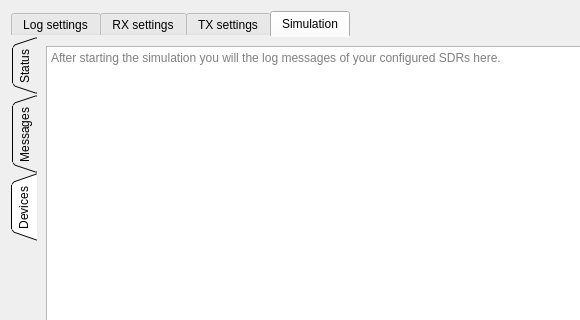
The window that data/ui/simulator_dialog.ui (jopohl/urh) describes before a commit, drawn with Qt 5; both pictures show x 0 to 580 and y 0 to 320 of the 1088 by 823 pixel window.
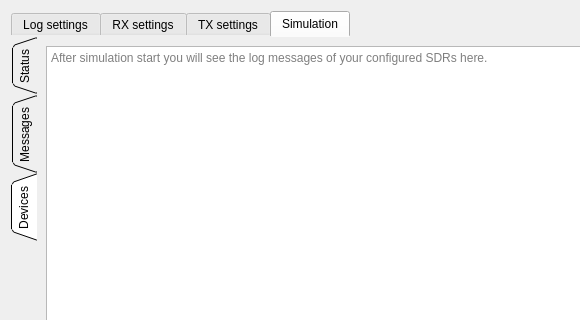
The same window after the commit. The open tabs and pages were chosen to show the change. Icons and pictures are not drawn. Custom widgets are drawn as their Qt base class.

Diff of the .ui file:
```diff
--- a/data/ui/simulator_dialog.ui
+++ b/data/ui/simulator_dialog.ui
@@ -523,7 +523,7 @@
               <bool>true</bool>
              </property>
              <property name="placeholderText">
-              <string>After starting the simulation you will the log messages of your configured SDRs here.</string>
+              <string>After simulation start you will see the log messages of your configured SDRs here.</string>
              </property>
             </widget>
            </item>
```
Left out of the diff: 4 changed lines with no effect on the pictures.
